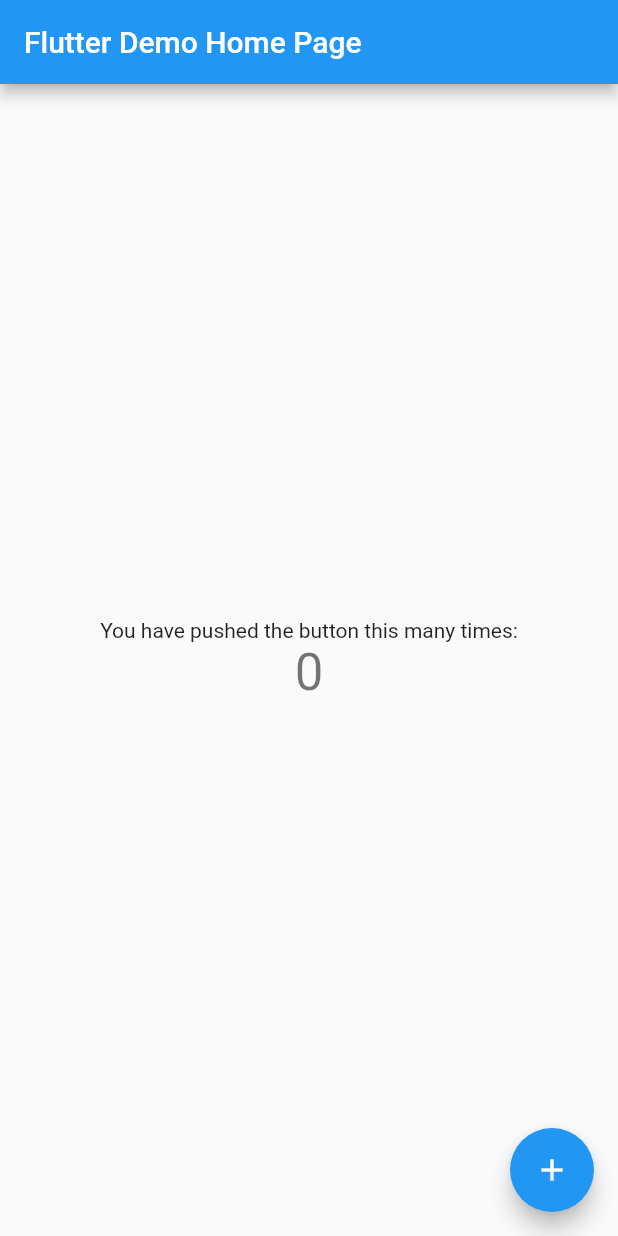
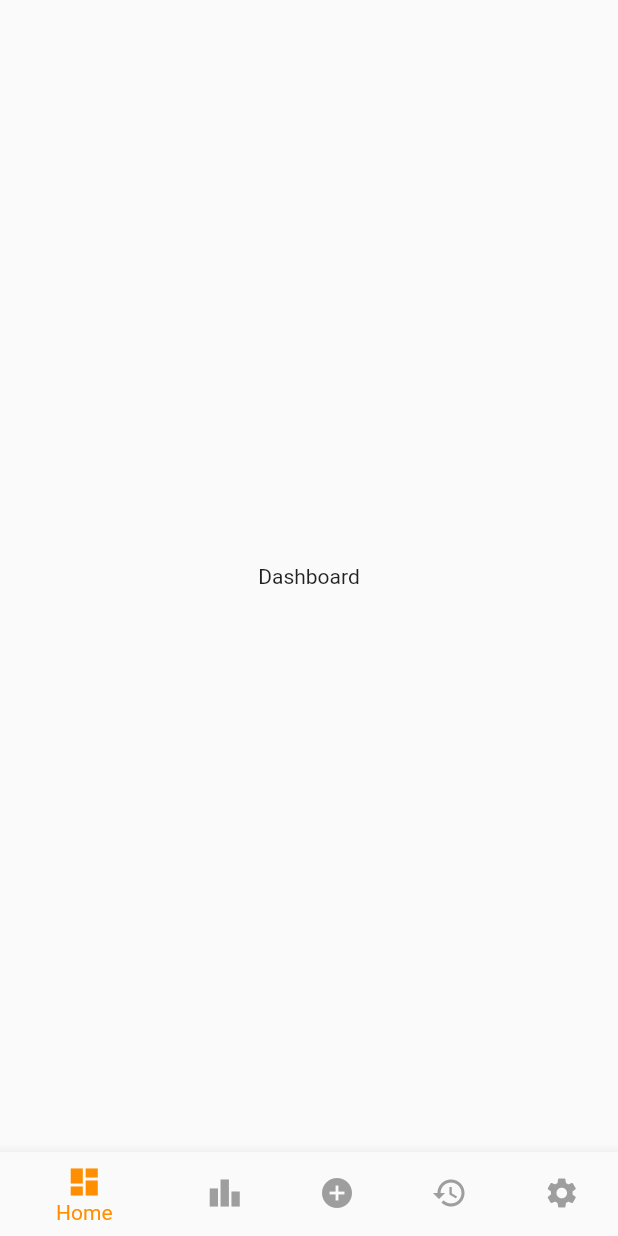
Before and after one commit to mauexe/fataway, a Flutter app: the screen it shows after launch, on a phone screen of 412 x 824 dp. Run offline on Flutter 3.47's test engine with Material 2 defaults, Android fonts, the phone set to English and light mode, and no system bars.

```diff
--- a/fataway/lib/main.dart
+++ b/fataway/lib/main.dart
@@ -6,117 +6,84 @@ import 'addmeal.dart';
 import 'settings.dart';
 
 void main() {
-  runApp(MyApp());
+  runApp(RootApp());
 }
 
-class MyApp extends StatelessWidget {
+class RootApp extends StatelessWidget {
+  static const String _title = 'FatAway';
   // This widget is the root of your application.
   @override
   Widget build(BuildContext context) {
     return MaterialApp(
-      title: 'Flutter Demo',
+      title: _title,
       theme: ThemeData(
-        // This is the theme of your application.
-        //
-        // Try running your application with "flutter run". You'll see the
-        // application has a blue toolbar. Then, without quitting the app, try
-        // changing the primarySwatch below to Colors.green and then invoke
-        // "hot reload" (press "r" in the console where you ran "flutter run",
-        // or simply save your changes to "hot reload" in a Flutter IDE).
-        // Notice that the counter didn't reset back to zero; the application
-        // is not restarted.
         primarySwatch: Colors.blue,
-        // This makes the visual density adapt to the platform that you run
-        // the app on. For desktop platforms, the controls will be smaller and
-        // closer together (more dense) than on mobile platforms.
         visualDensity: VisualDensity.adaptivePlatformDensity,
       ),
-      home: MyHomePage(title: 'Flutter Demo Home Page'),
+      home: RootStatefulWidget(),
     );
   }
 }
 
-class MyHomePage extends StatefulWidget {
-  MyHomePage({Key key, this.title}) : super(key: key);
-
-  // This widget is the home page of your application. It is stateful, meaning
-  // that it has a State object (defined below) that contains fields that affect
-  // how it looks.
-
-  // This class is the configuration for the state. It holds the values (in this
-  // case the title) provided by the parent (in this case the App widget) and
-  // used by the build method of the State. Fields in a Widget subclass are
-  // always marked "final".
-
-  final String title;
+class RootStatefulWidget extends StatefulWidget {
+  RootStatefulWidget({Key key}) : super(key: key);
 
   @override
-  _MyHomePageState createState() => _MyHomePageState();
+  State<StatefulWidget> createState() {
+    return _RootStatefulWidgetSate();
+  }
 }
 
-class _MyHomePageState extends State<MyHomePage> {
-  int _counter = 0;
+class _RootStatefulWidgetSate extends State<RootStatefulWidget> {
+  int _selectedIndex = 0;
+  static const List<Widget> _options = <Widget> [
+    Text('Dashboard'),
+    Text('Statistics'),
+    Text('Add Meal'),
+    Text('History'),
+    Text('Settings'),
+  ];
 
-  void _incrementCounter() {
+  void _onItemTapped(int index) {
     setState(() {
-      // This call to setState tells the Flutter framework that something has
-      // changed in this State, which causes it to rerun the build method below
-      // so that the display can reflect the updated values. If we changed
-      // _counter without calling setState(), then the build method would not be
-      // called again, and so nothing would appear to happen.
-      _counter++;
+      _selectedIndex = index;
     });
   }
 
   @override
   Widget build(BuildContext context) {
-    // This method is rerun every time setState is called, for instance as done
-    // by the _incrementCounter method above.
-    //
-    // The Flutter framework has been optimized to make rerunning build methods
-    // fast, so that you can just rebuild anything that needs updating rather
-    // than having to individually change instances of widgets.
     return Scaffold(
-      appBar: AppBar(
-        // Here we take the value from the MyHomePage object that was created by
-        // the App.build method, and use it to set our appbar title.
-        title: Text(widget.title),
+      body: Center(
+        child: _options.elementAt(_selectedIndex),
       ),
-      body: Center(
-        // Center is a layout widget. It takes a single child and positions it
-        // in the middle of the parent.
-        child: Column(
-          // Column is also a layout widget. It takes a list of children and
-          // arranges them vertically. By default, it sizes itself to fit its
-          // children horizontally, and tries to be as tall as its parent.
-          //
-          // Invoke "debug painting" (press "p" in the console, choose the
-          // "Toggle Debug Paint" action from the Flutter Inspector in Android
-          // Studio, or the "Toggle Debug Paint" command in Visual Studio Code)
-          // to see the wireframe for each widget.
-          //
-          // Column has various properties to control how it sizes itself and
-          // how it positions its children. Here we use mainAxisAlignment to
-          // center the children vertically; the main axis here is the vertical
-          // axis because Columns are vertical (the cross axis would be
-          // horizontal).
-          mainAxisAlignment: MainAxisAlignment.center,
-          children: <Widget>[
-            Text(
-              'You have pushed the button this many times:',
-            ),
-            Text(
-              '$_counter',
-              style: Theme.of(context).textTheme.headline4,
-            ),
-          ],
-        ),
+      bottomNavigationBar: BottomNavigationBar(
+        items: const <BottomNavigationBarItem> [
+          BottomNavigationBarItem(
+            icon: Icon(Icons.dashboard),
+            label: 'Home',
+          ),
+          BottomNavigationBarItem(
+            icon: Icon(Icons.leaderboard),
+            label: 'Statistics',
+          ),
+          BottomNavigationBarItem(
+            icon: Icon(Icons.add_circle),
+            label: 'Add Meal',
+          ),
+          BottomNavigationBarItem(
+            icon: Icon(Icons.history),
+            label: 'History',
+          ),
+          BottomNavigationBarItem(
+            icon: Icon(Icons.settings),
+            label: 'Settings',
+          ),
+        ],
+        currentIndex: _selectedIndex,
+        selectedItemColor: Colors.amber[800],
+        unselectedItemColor: Colors.grey,
+        onTap: _onItemTapped,
       ),
-      floatingActionButton: FloatingActionButton(
-        onPressed: _incrementCounter,
-        tooltip: 'Increment',
-        child: Icon(Icons.add),
-      ), // This trailing comma makes auto-formatting nicer for build methods.
     );
   }
 }
```
Also changed, not shown: 1 other file.
